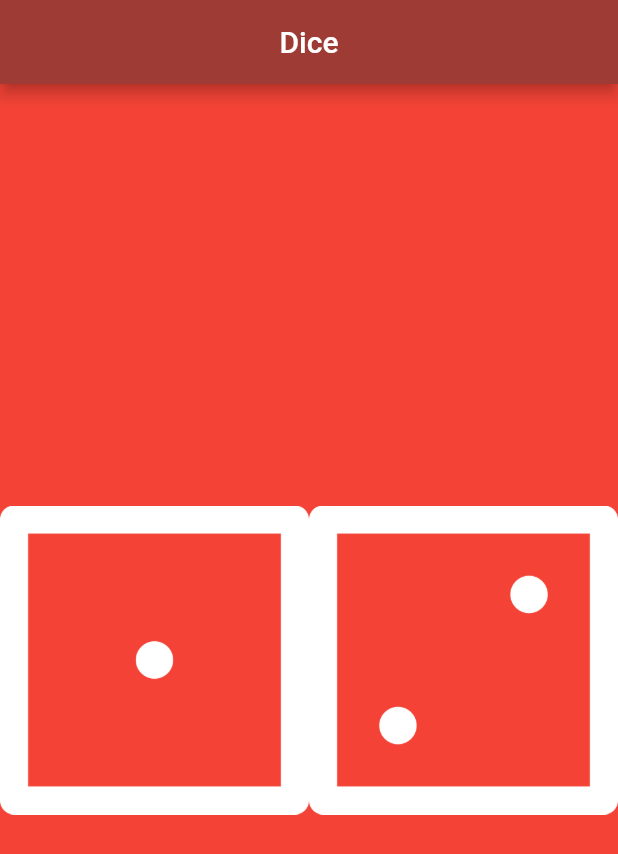
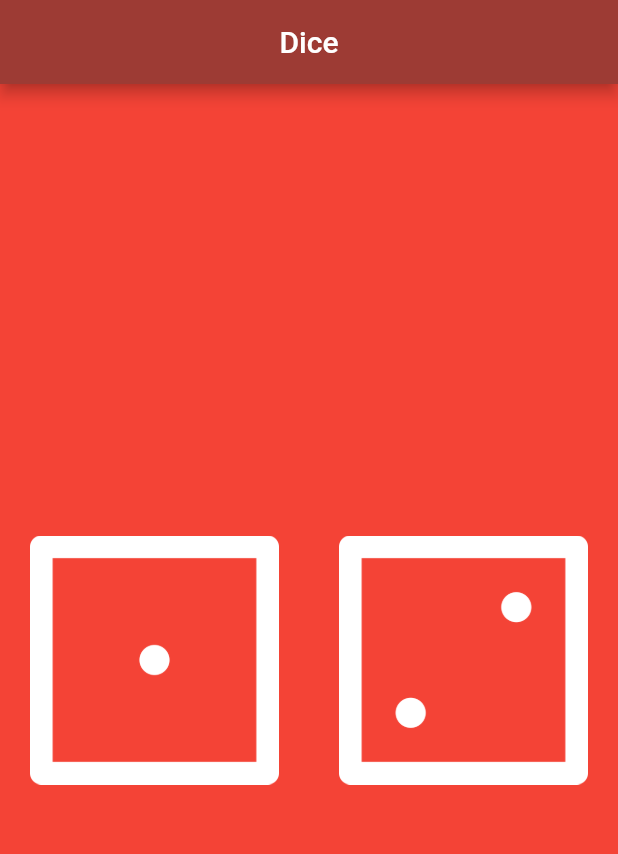
Before and after one commit to g0beze/dice, a Flutter app: the screen it shows after launch, on a phone screen of 412 x 824 dp. Shown: the top 854 px of the screen. Run offline on Flutter 3.47's test engine with Material 2 defaults, Android fonts, the phone set to English and light mode, and no system bars.

Commit message:
padding done

```diff
--- a/lib/main.dart
+++ b/lib/main.dart
@@ -25,13 +25,19 @@ class DicePage extends StatelessWidget {
       child: Row(
         children: [
           Expanded(
-            child: Image.asset(
-              'images/dice1.png',
+            child: Padding(
+              padding: const EdgeInsets.all(20),
+              child: Image.asset(
+                'images/dice1.png',
+              ),
             ),
           ),
           Expanded(
-            child: Image.asset(
-              'images/dice2.png',
+            child: Padding(
+              padding: const EdgeInsets.all(20),
+              child: Image.asset(
+                'images/dice2.png',
+              ),
             ),
           ),
         ],
```
